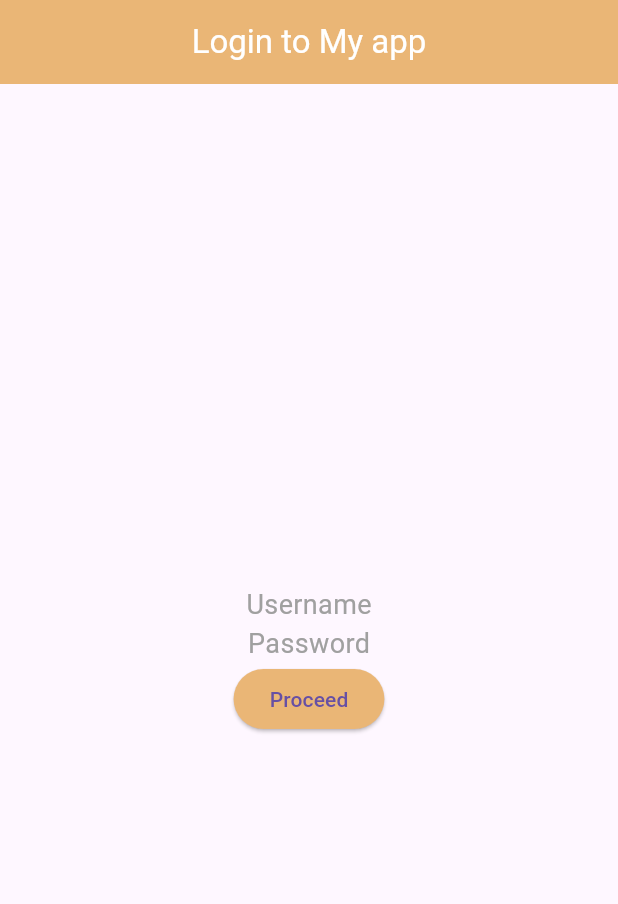
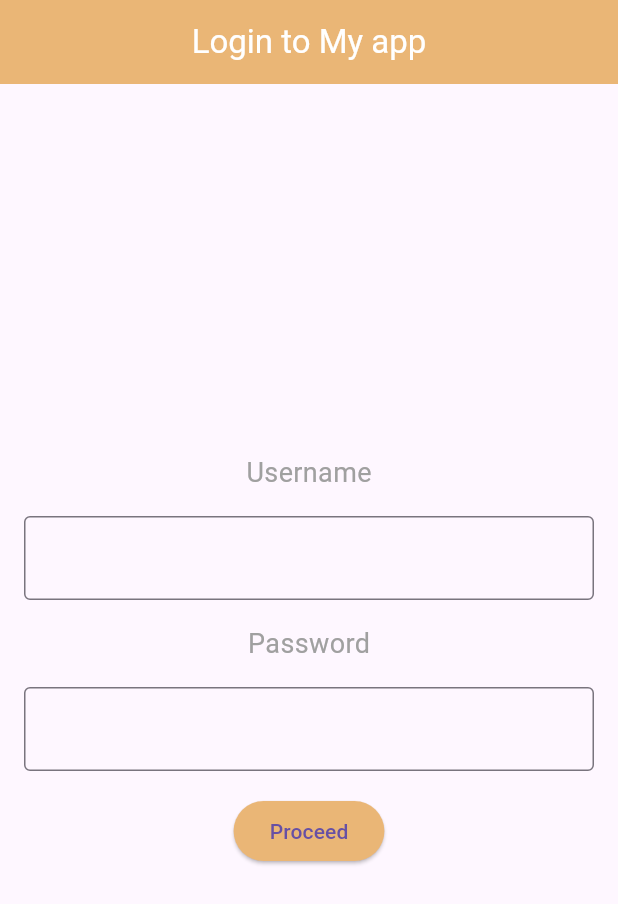
Before and after one commit to MuthamaFrancs/FlutterApp, a Flutter app: the screen it shows after launch, on a phone screen of 412 x 824 dp. Shown: the top 904 px of the screen. Run offline on Flutter 3.47's test engine with Material 3 defaults, Android fonts, the phone set to English and light mode, and no system bars.

Commit message:
CustomTextField implemented - can enter text.

```diff
--- a/flutter_application_1/lib/main.dart
+++ b/flutter_application_1/lib/main.dart
@@ -2,6 +2,7 @@ import 'package:flutter/material.dart';
 import 'package:flutter_application_1/configs/constants.dart';
 import 'package:flutter_application_1/views/CustomButton.dart';
 import 'package:flutter_application_1/views/CustomText.dart';
+import 'package:flutter_application_1/views/CustomTextField.dart';
 
 void main() {
   runApp(MaterialApp(
@@ -12,6 +13,10 @@ void main() {
 
 class Home extends StatelessWidget {
   Home({super.key});
+
+ final TextEditingController usernamecontroller = TextEditingController() ;
+ final TextEditingController passwordcontroller = TextEditingController() ;
+
 
   @override
   Widget build(BuildContext context) {
@@ -32,15 +37,16 @@ class Home extends StatelessWidget {
               style: const TextStyle(fontWeight: FontWeight.w200),
             ),
           ),
-          //CustomTextField(
-          //  passwordController: ,
-          //  controller: ,
-          //),
+          customTextField(
+          labelText: "Username",
+          controller: usernamecontroller
+          ),
           customText(
               label: "Password",
               style: const TextStyle(
                 fontWeight: FontWeight.w200,
               )),
+          customTextField(labelText: "Password", controller: passwordcontroller),
           customButton(
               btnLabel: "Proceed",
               btnColor: primaryColor,
--- a/flutter_application_1/lib/views/CustomTextField.dart
+++ b/flutter_application_1/lib/views/CustomTextField.dart
@@ -1,20 +1,26 @@
 import 'package:flutter/material.dart';
 
-class CustomTextField extends StatelessWidget {
+class customTextField extends StatelessWidget {
   final TextEditingController controller;
+  final String labelText;
+
   //this is a constructor
-  const CustomTextField({
+  const customTextField({
     super.key,
-    required this.passwordController,
+    required this.labelText,
     required this.controller,
   });
 
-  final TextEditingController passwordController;
 
   @override
   Widget build(BuildContext context) {
-    return TextField(
-      controller: controller,
+    return const Padding(padding: EdgeInsets.all(16.0),
+    child: TextField(
+      decoration: InputDecoration(
+      border: OutlineInputBorder(),
+      ),
+
+    ),
     );
   }
 }
```
